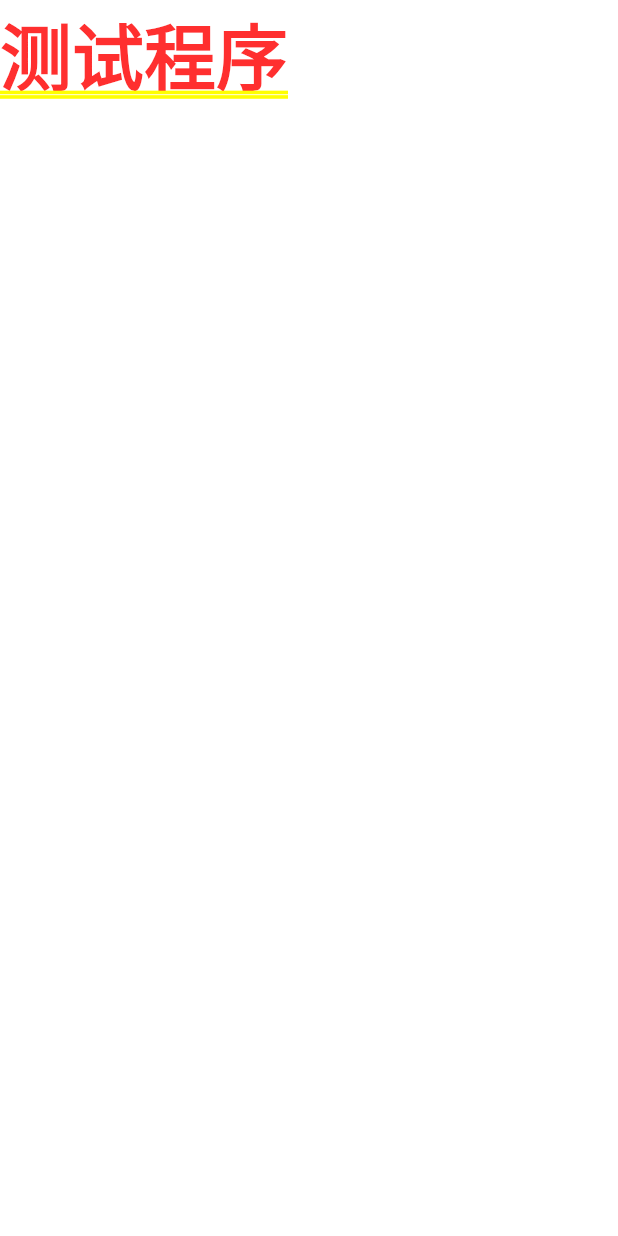
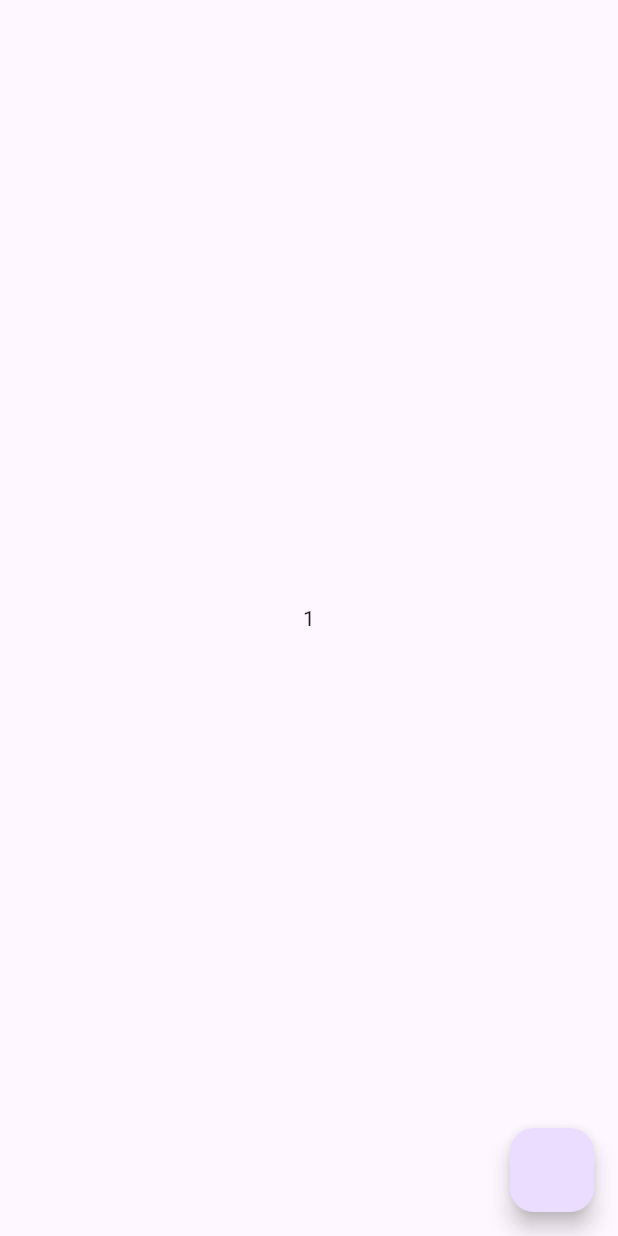
Before and after one commit to nihai18789797273/uleaning_app, a Flutter app: the screen it shows after launch, on a phone screen of 412 x 824 dp. Run offline on Flutter 3.47's test engine with Material 2 defaults, Android fonts, the phone set to English and light mode, and no system bars; our stand-ins replace flutter_riverpod.

Commit message:
初识provider

```diff
--- a/lib/main.dart
+++ b/lib/main.dart
@@ -1,7 +1,8 @@
 import 'package:flutter/material.dart';
+import 'package:flutter_riverpod/flutter_riverpod.dart';
 
 void main() {
-  runApp(const MyApp());
+  runApp(const ProviderScope(child: MyApp()));
 }
 
 class MyApp extends StatelessWidget {
@@ -15,7 +16,29 @@ class MyApp extends StatelessWidget {
         colorScheme: ColorScheme.fromSeed(seedColor: Colors.deepPurple),
         useMaterial3: true,
       ),
-      home: const Text('测试程序'),
+      home: const MyHome(),
     );
   }
 }
+
+final appCount = StateProvider<int>((ref) {
+  return 1;
+});
+
+class MyHome extends ConsumerWidget {
+  const MyHome({super.key});
+
+  @override
+  Widget build(BuildContext context, WidgetRef ref) {
+    int count = ref.watch(appCount);
+
+    return Scaffold(
+      body: Center(
+        child: Text(count.toString()),
+      ),
+      floatingActionButton: FloatingActionButton(onPressed: () {
+        ref.read(appCount.notifier).state++;
+      }),
+    );
+  }
+}
--- a/pubspec.yaml
+++ b/pubspec.yaml
@@ -35,6 +35,7 @@ dependencies:
   # The following adds the Cupertino Icons font to your application.
   # Use with the CupertinoIcons class for iOS style icons.
   cupertino_icons: ^1.0.2
+  flutter_riverpod: ^2.3.6
 
 dev_dependencies:
   flutter_test:
```
Also changed, not shown: pubspec.lock.
